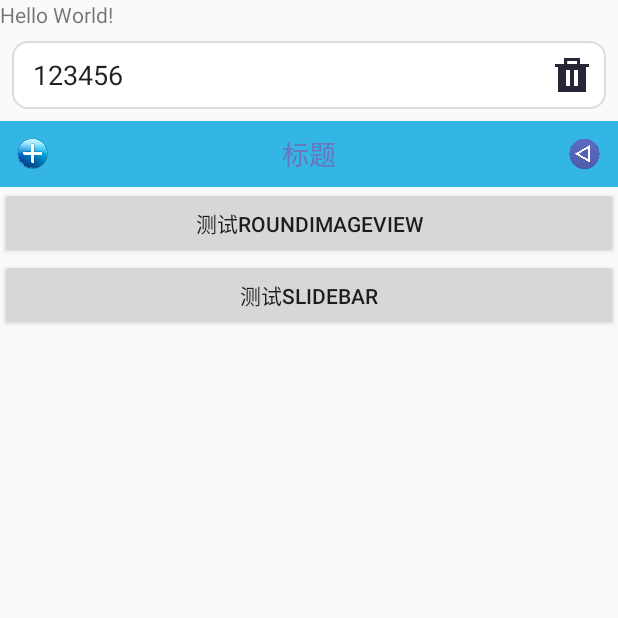
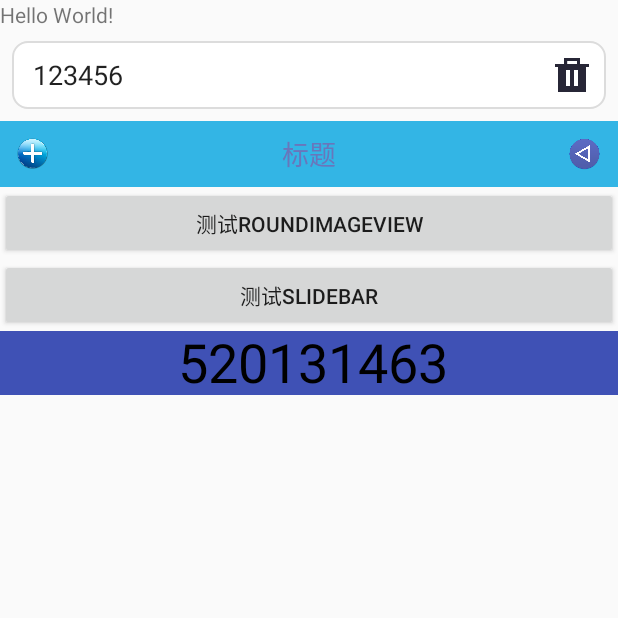
Before and after one commit to fountaintao/CustomControl, an Android app: the screen it shows after launch (MainActivity), on a phone screen of 412 x 824 dp, the top half of it. Run offline under Robolectric (Android 15) with nearby library versions, the phone set to English and light mode, and no system bars.

Commit message:
自定义一个TextView.

```diff
--- a/app/src/main/java/com/taoyong/customcontrol/MainActivity.java
+++ b/app/src/main/java/com/taoyong/customcontrol/MainActivity.java
@@ -1,11 +1,13 @@
 package com.taoyong.customcontrol;
 
 import android.content.Intent;
+import android.graphics.Color;
 import android.os.Bundle;
 import android.support.v7.app.AppCompatActivity;
 import android.view.View;
 import android.widget.Toast;
 
+import com.taoyong.widget.CustomTextView;
 import com.taoyong.widget.combination.DelInputView;
 import com.taoyong.widget.combination.TitleBar;
 
@@ -54,6 +56,11 @@ public class MainActivity extends AppCompatActivity {
                 startActivity(new Intent(MainActivity.this, RoundImageViewActivity.class));
             }
         });
+        //测试
+        CustomTextView customTextView = (CustomTextView) findViewById(R.id.customTextView);
+        customTextView.setText(520131463);
+        customTextView.setTextSize(customTextView.sp2px(36f));
+        customTextView.setTextColor(Color.BLACK);
     }
 
     private void toask_make(String msg) {
--- a/app/src/main/res/layout/activity_main.xml
+++ b/app/src/main/res/layout/activity_main.xml
@@ -1,5 +1,6 @@
 <?xml version="1.0" encoding="utf-8"?>
 <LinearLayout xmlns:android="http://schemas.android.com/apk/res/android"
+    xmlns:app="http://schemas.android.com/apk/res-auto"
     android:layout_width="match_parent"
     android:layout_height="match_parent"
     android:orientation="vertical">
@@ -33,4 +34,14 @@
         android:layout_height="wrap_content"
         android:text="测试Slidebar" />
 
+    <com.taoyong.widget.CustomTextView
+        android:id="@+id/customTextView"
+        android:layout_width="match_parent"
+        android:layout_height="wrap_content"
+        android:background="@color/colorPrimary"
+        android:padding="8dp"
+        app:text="1995"
+        app:textColor="@android:color/holo_green_dark"
+        app:textSize="20sp" />
+
 </LinearLayout>
--- /dev/null
+++ b/widget/src/main/java/com/taoyong/widget/CustomTextView.java
@@ -0,0 +1,140 @@
+package com.taoyong.widget;
+
+import android.content.Context;
+import android.content.res.TypedArray;
+import android.graphics.Canvas;
+import android.graphics.Color;
+import android.graphics.Paint;
+import android.graphics.Rect;
+import android.util.AttributeSet;
+import android.util.DisplayMetrics;
+import android.util.TypedValue;
+import android.view.View;
+
+/**
+ * Creation Time :  2017/9/18.<br/>
+ * Creator : tao yong.<br/>
+ * Module description : <br/>
+ */
+public class CustomTextView extends View {
+    private static final String TAG = "CustomTextView";
+    private String text = "";
+    private int textColor = Color.BLACK;
+    private float textSize = 0f;
+    private Paint paint;
+    private Rect bounds;
+    private DisplayMetrics displayMetrics;
+
+    public CustomTextView(Context context) {
+        super(context);
+        init(context, null);
+    }
+
+    public CustomTextView(Context context, AttributeSet attrs) {
+        super(context, attrs);
+        init(context, attrs);
+    }
+
+    public CustomTextView(Context context, AttributeSet attrs, int defStyleAttr) {
+        super(context, attrs, defStyleAttr);
+        init(context, attrs);
+    }
+
+    public CustomTextView(Context context, AttributeSet attrs, int defStyleAttr, int defStyleRes) {
+        super(context, attrs, defStyleAttr, defStyleRes);
+        init(context, attrs);
+    }
+
+    private void init(Context context, AttributeSet attrs) {
+        if (null == displayMetrics) {
+            displayMetrics = context.getResources().getDisplayMetrics();
+        }
+        if (null != attrs) {
+            TypedArray a = context.obtainStyledAttributes(attrs, R.styleable.CustomTextView);
+            /***************************************************/
+            text = a.getString(R.styleable.CustomTextView_text);
+            /***************************************************/
+            textColor = a.getColor(R.styleable.CustomTextView_textColor, Color.BLACK);
+            /***************************************************/
+            textSize = a.getDimension(R.styleable.CustomTextView_textSize,
+                    TypedValue.applyDimension(TypedValue.COMPLEX_UNIT_SP, 16f, displayMetrics));
+            a.recycle();
+        } else {
+            textSize = sp2px(16f);
+        }
+        if (null == paint) {
+            paint = new Paint();
+        }
+        if (null == bounds) {
+            bounds = new Rect();
+        }
+        paint.setTextSize(textSize);
+        paint.setColor(textColor);
+        paint.getTextBounds(text, 0, text.length(), bounds);
+    }
+
+    @Override
+    protected void onMeasure(int widthMeasureSpec, int heightMeasureSpec) {
+        int widthSize = MeasureSpec.getSize(widthMeasureSpec),
+                widthMode = MeasureSpec.getMode(widthMeasureSpec),
+                heightSize = MeasureSpec.getSize(heightMeasureSpec),
+                heightMode = MeasureSpec.getMode(heightMeasureSpec);
+        switch (widthMode) {
+            case MeasureSpec.EXACTLY:
+                break;
+            case MeasureSpec.AT_MOST:
+            case MeasureSpec.UNSPECIFIED:
+            default:
+                float textWidth = bounds.width();
+                widthSize = (int) (getPaddingLeft() + textWidth + getPaddingRight());
+                break;
+        }
+        switch (heightMode) {
+            case MeasureSpec.EXACTLY:
+                break;
+            case MeasureSpec.AT_MOST:
+            case MeasureSpec.UNSPECIFIED:
+            default:
+                float textHeight = bounds.height();
+                heightSize = (int) (getPaddingTop() + textHeight + getPaddingBottom());
+                break;
+        }
+        widthMeasureSpec = MeasureSpec.makeMeasureSpec(widthSize, widthMode);
+        heightMeasureSpec = MeasureSpec.makeMeasureSpec(heightSize, heightMode);
+        super.onMeasure(widthMeasureSpec, heightMeasureSpec);
+    }
+
+    @Override
+    protected void onDraw(Canvas canvas) {
+        //super.onDraw(canvas);
+        canvas.drawText(text, getWidth() / 2 - bounds.width() / 2, getHeight() / 2 + bounds.height() / 2, paint);
+    }
+
+    public void setText(Object text) {
+        this.text = "" + text;
+        paint.getTextBounds(this.text, 0, this.text.length(), bounds);
+        requestLayout();
+    }
+
+    public void setTextColor(int textColor) {
+        paint.setColor(textColor);
+        invalidate();
+    }
+
+    public void setTextSize(float textSize) {
+        paint.setTextSize(textSize);
+        paint.getTextBounds(text, 0, text.length(), bounds);
+        requestLayout();
+    }
+
+    /**
+     * 将sp值转换为px值，保证文字大小不变
+     *
+     * @param spValue （DisplayMetrics类中属性scaledDensity）
+     * @return pxValue
+     */
+    public int sp2px(float spValue) {
+        float fontScale = displayMetrics.scaledDensity;
+        return (int) (spValue * fontScale + 0.5f);
+    }
+}
--- a/widget/src/main/res/values/attrs.xml
+++ b/widget/src/main/res/values/attrs.xml
@@ -58,4 +58,10 @@
         <attr name="lowerLeftRadius" format="dimension" />
     </declare-styleable>
 
+    <declare-styleable name="CustomTextView">
+        <attr name="text" format="string" />
+        <attr name="textSize" format="dimension" />
+        <attr name="textColor" format="color" />
+    </declare-styleable>
+
 </resources>
```
